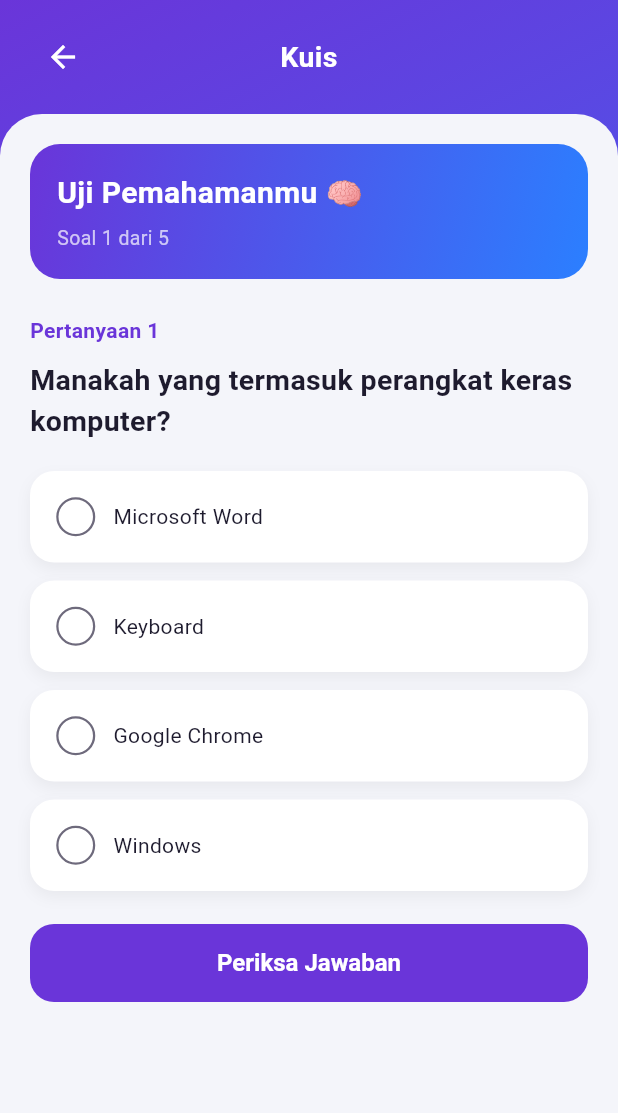
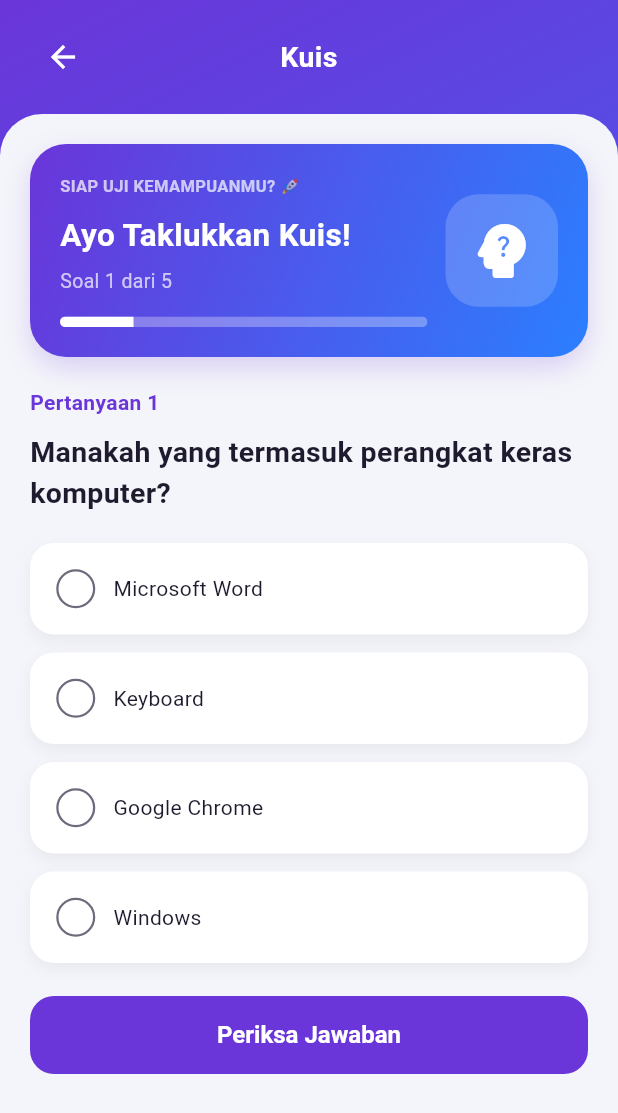
Before and after one commit to Shaniaafni08/TechMate, a Flutter app: the KuisPage screen opened directly, on a phone screen of 412 x 824 dp. Shown: the top 1113 px of the screen. Run offline on Flutter 3.47's test engine with Material 3 defaults, Android fonts, the phone set to English and light mode, and no system bars; our stand-ins replace audioplayers, shared_preferences, video_player; accounts and stored records are empty.

Commit message:
halaman inateraktif & kuis

```diff
--- a/lib/pages/kuis_page.dart
+++ b/lib/pages/kuis_page.dart
@@ -1,5 +1,5 @@
+import 'package:flutter/material.dart';
 
-import 'package:flutter/material.dart';
 import '../theme/app_theme.dart';
 import '../widgets/gradient_scaffold.dart';
 
@@ -19,32 +19,19 @@ class _KuisPageState extends State<KuisPage> {
   final List<Map<String, dynamic>> _questions = [
     {
       'question': 'Manakah yang termasuk perangkat keras komputer?',
-      'answers': [
-        'Microsoft Word',
-        'Keyboard',
-        'Google Chrome',
-        'Windows',
-      ],
+      'answers': ['Microsoft Word', 'Keyboard', 'Google Chrome', 'Windows'],
       'correctAnswer': 1,
     },
     {
-      'question': 'Apa fungsi utama RAM pada komputer?',
-      'answers': [
-        'Menyimpan data sementara saat komputer bekerja',
-        'Mencetak dokumen',
-        'Menghubungkan komputer ke internet',
-        'Menampilkan gambar',
-      ],
+      'question':
+          'Perhatikan gambar berikut. Perangkat apakah yang ditampilkan?',
+      'image': 'assets/images/komputer.jpg',
+      'answers': ['Komputer', 'Printer', 'Scanner', 'Speaker'],
       'correctAnswer': 0,
     },
     {
       'question': 'Manakah yang termasuk sistem operasi?',
-      'answers': [
-        'Google Chrome',
-        'Microsoft Word',
-        'Windows',
-        'Keyboard',
-      ],
+      'answers': ['Google Chrome', 'Microsoft Word', 'Windows', 'Keyboard'],
       'correctAnswer': 2,
     },
     {
@@ -59,12 +46,7 @@ class _KuisPageState extends State<KuisPage> {
     },
     {
       'question': 'Perangkat yang digunakan untuk mencetak dokumen adalah...',
-      'answers': [
-        'Monitor',
-        'Printer',
-        'Keyboard',
-        'Mouse',
-      ],
+      'answers': ['Monitor', 'Printer', 'Keyboard', 'Mouse'],
       'correctAnswer': 1,
     },
   ];
@@ -72,9 +54,7 @@ class _KuisPageState extends State<KuisPage> {
   void _checkAnswer() {
     if (_selectedAnswer == -1) {
       ScaffoldMessenger.of(context).showSnackBar(
-        const SnackBar(
-          content: Text('Pilih jawaban terlebih dahulu.'),
-        ),
+        const SnackBar(content: Text('Pilih jawaban terlebih dahulu.')),
       );
       return;
     }
@@ -82,8 +62,7 @@ class _KuisPageState extends State<KuisPage> {
     setState(() {
       _answered = true;
 
-      final correctAnswer =
-          _questions[_currentQuestion]['correctAnswer'];
+      final correctAnswer = _questions[_currentQuestion]['correctAnswer'];
 
       if (_selectedAnswer == correctAnswer) {
         _correctAnswers++;
@@ -114,16 +93,13 @@ class _KuisPageState extends State<KuisPage> {
   Widget build(BuildContext context) {
     final currentQuestion = _questions[_currentQuestion];
 
-    final List<String> answers =
-        List<String>.from(currentQuestion['answers']);
+    final List<String> answers = List<String>.from(currentQuestion['answers']);
 
     final int correctAnswer = currentQuestion['correctAnswer'];
 
-    final bool isLastQuestion =
-        _currentQuestion == _questions.length - 1;
+    final bool isLastQuestion = _currentQuestion == _questions.length - 1;
 
-    final int score =
-        ((_correctAnswers / _questions.length) * 100).round();
+    final int score = ((_correctAnswers / _questions.length) * 100).round();
 
     return GradientScaffold(
       title: 'Kuis',
@@ -134,19 +110,38 @@ class _KuisPageState extends State<KuisPage> {
           children: [
             Container(
               width: double.infinity,
-              padding: const EdgeInsets.all(18),
+              padding: const EdgeInsets.all(20),
               decoration: BoxDecoration(
                 gradient: AppColors.gradient,
-                borderRadius: BorderRadius.circular(20),
+                borderRadius: BorderRadius.circular(24),
+                boxShadow: [
+                  BoxShadow(
+                    color: AppColors.purple.withOpacity(0.20),
+                    blurRadius: 15,
+                    offset: const Offset(0, 7),
                   ),
+                ],
+              ),
+              child: Row(
+                children: [
+                  Expanded(
                     child: Column(
                       crossAxisAlignment: CrossAxisAlignment.start,
                       children: [
                         const Text(
-                    'Uji Pemahamanmu 🧠',
+                          'SIAP UJI KEMAMPUANMU? 🚀',
+                          style: TextStyle(
+                            color: Colors.white70,
+                            fontSize: 11,
+                            fontWeight: FontWeight.bold,
+                          ),
+                        ),
+                        const SizedBox(height: 10),
+                        const Text(
+                          'Ayo Taklukkan Kuis!',
                           style: TextStyle(
                             color: Colors.white,
-                      fontSize: 20,
+                            fontSize: 21,
                             fontWeight: FontWeight.bold,
                           ),
                         ),
@@ -158,12 +153,41 @@ class _KuisPageState extends State<KuisPage> {
                             fontSize: 13,
                           ),
                         ),
+                        const SizedBox(height: 14),
+                        ClipRRect(
+                          borderRadius: BorderRadius.circular(10),
+                          child: LinearProgressIndicator(
+                            value: (_currentQuestion + 1) / _questions.length,
+                            minHeight: 7,
+                            backgroundColor: Colors.white30,
+                            valueColor: const AlwaysStoppedAnimation<Color>(
+                              Colors.white,
+                            ),
+                          ),
+                        ),
                       ],
                     ),
                   ),
+                  const SizedBox(width: 12),
+                  Container(
+                    width: 75,
+                    height: 75,
+                    decoration: BoxDecoration(
+                      color: Colors.white.withOpacity(0.18),
+                      borderRadius: BorderRadius.circular(22),
+                    ),
+                    child: const Icon(
+                      Icons.psychology_alt_rounded,
+                      color: Colors.white,
+                      size: 48,
+                    ),
+                  ),
+                ],
+              ),
+            ),
+            const SizedBox(height: 20),
 
-            const SizedBox(height: 24),
-
+            // TAMBAHKAN BAGIAN INI
             Text(
               'Pertanyaan ${_currentQuestion + 1}',
               style: const TextStyle(
@@ -187,9 +211,7 @@ class _KuisPageState extends State<KuisPage> {
 
             const SizedBox(height: 20),
 
-            ...List.generate(
-              answers.length,
-              (index) {
+            ...List.generate(answers.length, (index) {
               final isSelected = _selectedAnswer == index;
 
               return Padding(
@@ -264,8 +286,7 @@ class _KuisPageState extends State<KuisPage> {
                   ),
                 ),
               );
-              },
-            ),
+            }),
 
             const SizedBox(height: 10),
 
--- a/lib/pages/materi_belajar_page.dart
+++ b/lib/pages/materi_belajar_page.dart
@@ -62,7 +62,6 @@ class _MateriBelajarPageState extends State<MateriBelajarPage> {
 
   Future<void> _putarEfek(String namaFile) async {
     try {
-      await _audioPlayer.stop();
       await _audioPlayer.play(AssetSource('audio/$namaFile'));
     } catch (e) {
       debugPrint('Gagal memutar suara $namaFile: $e');
@@ -432,6 +431,13 @@ class _MateriBelajarPageState extends State<MateriBelajarPage> {
             'jawabanBenar': 0,
             'ikon': Icons.quiz_rounded,
           },
+           {
+            'judul': 'Contoh Penggunaan AI',
+            'isi':
+                'AI dapat digunakan pada chatbot, penerjemah '
+                'otomatis, sistem rekomendasi, dan pengenalan suara.',
+            'ikon': Icons.psychology_rounded,
+          },
         ];
 
       default:
--- a/pubspec.yaml
+++ b/pubspec.yaml
@@ -62,6 +62,7 @@ flutter:
   assets:
   - assets/videos/
   - assets/audio/
+  - assets/images/
 
   # To add assets to your application, add an assets section, like this:
   # assets:
```
Also changed, not shown: assets/images/komputer.jpg (added). Lines whose indentation alone changed are shown as unchanged.
